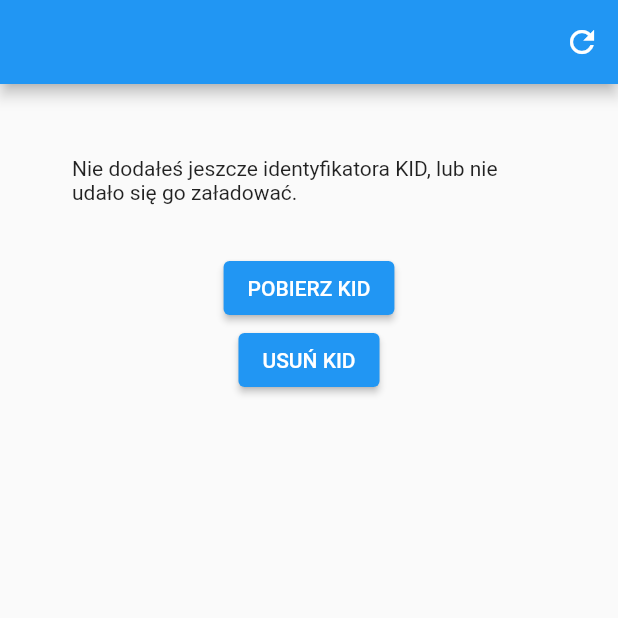
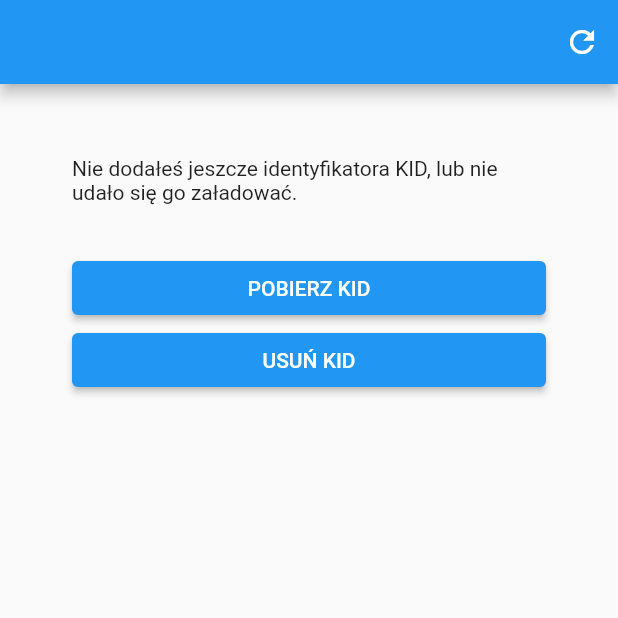
Before and after one commit to inout-money-group/DemoKID, a Flutter app: the screen it shows after launch, on a phone screen of 412 x 824 dp, the top half of it. Run offline on Flutter 3.47's test engine with Material 2 defaults, Android fonts, the phone set to English and light mode, and no system bars; our stand-ins replace flutter_bloc, flutter_secure_storage, flutter_svg, freezed_annotation, share_plus; missing offline and left inert: barcode, encrypt, receive_sharing_intent; statements that could not run were skipped.

```diff
--- a/lib/features/home/home_page.dart
+++ b/lib/features/home/home_page.dart
@@ -75,29 +75,38 @@ class HomePage extends StatelessWidget {
                           return Column(children: [
                             BarcodeWidget(kid: kid),
                             const SizedBox(height: 32),
-                            ElevatedButton(
+                            SizedBox(
+                              width: double.maxFinite,
+                              child: ElevatedButton(
                                 onPressed: () => _shareKid(context),
                                 child: const Text('UDOSTĘPNIJ KID'),
+                              ),
                             ),
                           ]);
                         },
                       );
                     },
                   ),
-                  ElevatedButton(
+                  SizedBox(
+                    width: double.maxFinite,
+                    child: ElevatedButton(
                       onPressed: () async {
                         await context.read<HomeCubit>().generateKid();
                         viewKidCubit.refresh();
                       },
                       child: const Text('POBIERZ KID'),
                     ),
+                  ),
                   const SizedBox(width: 12),
-                  ElevatedButton(
+                  SizedBox(
+                    width: double.maxFinite,
+                    child: ElevatedButton(
                       onPressed: () async {
                         await context.read<HomeCubit>().deleteKid();
                         viewKidCubit.refresh();
                       },
                       child: const Text('USUŃ KID'),
+                    ),
                   ),
                 ],
               ),
```
Also changed, not shown: 1 other file. Lines whose indentation alone changed are shown as unchanged.
